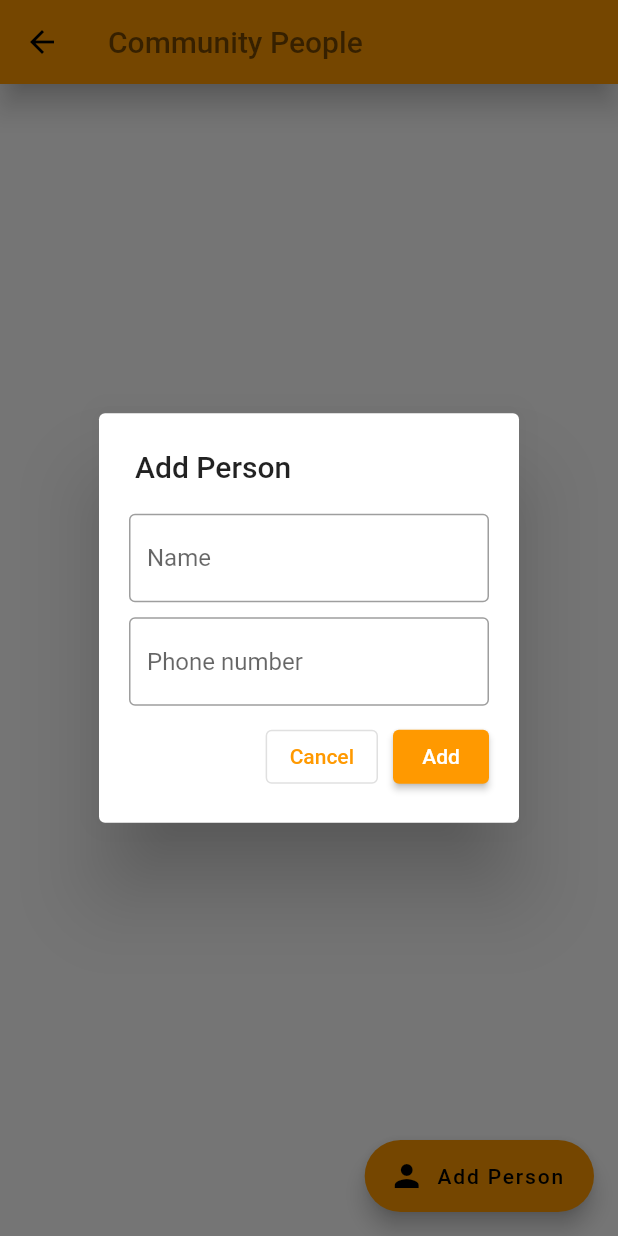
After one commit to SamiUllah-dev/anomaly_detection_system, a Flutter app: the CommunityScreen screen opened by its route, after a tap on "Add Person", on a phone screen of 412 x 824 dp. The commit adds this screen. Run offline on Flutter 3.47's test engine with Material 2 defaults, Android fonts, the phone set to English and light mode, and no system bars; our stand-ins replace font_awesome_flutter, hooks_riverpod, shared_preferences; accounts and stored records are empty.

Commit message:
person add dialog added

```diff
--- a/lib/features/auth/repository/auth_repository.dart
+++ b/lib/features/auth/repository/auth_repository.dart
@@ -66,6 +66,7 @@ class AuthRepository {
             Navigator.of(context).pushNamedAndRemoveUntil(
                 HomeScreen.routeName, (route) => false);
           });
+      print('SIGNED IN');
     } catch (e) {
       rethrow;
     }
--- /dev/null
+++ b/lib/features/community/models/person.dart
@@ -0,0 +1,63 @@
+import 'dart:convert';
+
+class Person {
+  final String id;
+  final String name;
+  final String phoneNumber;
+  Person({
+    required this.id,
+    required this.name,
+    required this.phoneNumber,
+  });
+
+  Person copyWith({
+    String? id,
+    String? name,
+    String? phoneNumber,
+  }) {
+    return Person(
+      id: id ?? this.id,
+      name: name ?? this.name,
+      phoneNumber: phoneNumber ?? this.phoneNumber,
+    );
+  }
+
+  Map<String, dynamic> toMap() {
+    final result = <String, dynamic>{};
+
+    result.addAll({'id': id});
+    result.addAll({'name': name});
+    result.addAll({'phoneNumber': phoneNumber});
+
+    return result;
+  }
+
+  factory Person.fromMap(Map<String, dynamic> map) {
+    return Person(
+      id: map['_id'] ?? '',
+      name: map['name'] ?? '',
+      phoneNumber: map['phoneNumber'] ?? '',
+    );
+  }
+
+  String toJson() => json.encode(toMap());
+
+  factory Person.fromJson(String source) => Person.fromMap(json.decode(source));
+
+  @override
+  String toString() =>
+      'Person(id: $id, name: $name, phoneNumber: $phoneNumber)';
+
+  @override
+  bool operator ==(Object other) {
+    if (identical(this, other)) return true;
+
+    return other is Person &&
+        other.id == id &&
+        other.name == name &&
+        other.phoneNumber == phoneNumber;
+  }
+
+  @override
+  int get hashCode => id.hashCode ^ name.hashCode ^ phoneNumber.hashCode;
+}
--- /dev/null
+++ b/lib/features/community/screens/community_screen.dart
@@ -0,0 +1,109 @@
+import 'package:anomaly_detection_system/constants/global_variables.dart';
+import 'package:anomaly_detection_system/features/community/models/person.dart';
+import 'package:flutter/material.dart';
+import 'package:hooks_riverpod/hooks_riverpod.dart';
+
+class CommunityScreen extends ConsumerWidget {
+  static const routeName = '/community-people';
+  const CommunityScreen({super.key});
+
+  @override
+  Widget build(BuildContext context, WidgetRef ref) {
+    return Scaffold(
+      appBar: AppBar(
+        title: const Text('Community People'),
+      ),
+      floatingActionButton: FloatingActionButton.extended(
+        backgroundColor: GlobalVariables.secondaryColor,
+        onPressed: () => _createOrUpdatePersonDialog(context: context),
+        label: const Text('Add Person'),
+        icon: const Icon(Icons.person),
+      ),
+    );
+  }
+}
+
+Future<Person?> _createOrUpdatePersonDialog(
+    {required BuildContext context, Person? existingPerson}) {
+  final nameController = TextEditingController();
+  final phoneNumberController = TextEditingController();
+  final formKey = GlobalKey<FormState>();
+  nameController.text = existingPerson == null ? '' : existingPerson.name;
+  phoneNumberController.text =
+      existingPerson == null ? '' : existingPerson.phoneNumber;
+  return showDialog<Person?>(
+    context: context,
+    builder: ((context) => SimpleDialog(
+          title: Text(
+            existingPerson != null ? 'Update Person' : 'Add Person',
+          ),
+          contentPadding: const EdgeInsets.all(20),
+          children: [
+            Form(
+              key: formKey,
+              child: Column(
+                mainAxisSize: MainAxisSize.min,
+                children: [
+                  TextFormField(
+                    controller: nameController,
+                    validator: (value) {
+                      if (value!.isEmpty) return 'field required';
+                      return null;
+                    },
+                    decoration: const InputDecoration(
+                        border: OutlineInputBorder(), hintText: 'Name'),
+                  ),
+                  const SizedBox(
+                    height: 10,
+                  ),
+                  TextFormField(
+                    controller: phoneNumberController,
+                    validator: (value) {
+                      if (value!.isEmpty) return 'field required';
+                      return null;
+                    },
+                    decoration: const InputDecoration(
+                        border: OutlineInputBorder(), hintText: 'Phone number'),
+                  ),
+                ],
+              ),
+            ),
+            const SizedBox(
+              height: 10,
+            ),
+            Row(
+              mainAxisAlignment: MainAxisAlignment.end,
+              children: [
+                OutlinedButton(
+                  onPressed: () => Navigator.of(context).pop(),
+                  child: const Text('Cancel'),
+                ),
+                const SizedBox(
+                  width: 10,
+                ),
+                ElevatedButton(
+                  onPressed: () {
+                    if (formKey.currentState!.validate()) {
+                      late Person? newPerson;
+                      if (existingPerson != null) {
+                        newPerson = Person(
+                            id: existingPerson.id,
+                            name: nameController.text,
+                            phoneNumber: phoneNumberController.text);
+                      } else {
+                        newPerson = Person(
+                            id: '',
+                            name: nameController.text,
+                            phoneNumber: phoneNumberController.text);
+                      }
+                      Navigator.of(context).pop(newPerson);
+                    }
+                  },
+                  child: Text(existingPerson == null ? 'Add' : 'Update'),
+                ),
+              ],
+            )
+          ],
+        )),
+  );
+}
--- a/lib/features/home/screens/home_screen.dart
+++ b/lib/features/home/screens/home_screen.dart
@@ -1,5 +1,6 @@
 import 'package:anomaly_detection_system/constants/global_variables.dart';
 import 'package:anomaly_detection_system/features/auth/controller/auth_controller.dart';
+import 'package:anomaly_detection_system/features/community/screens/community_screen.dart';
 import 'package:anomaly_detection_system/features/emergency/screens/emergency_screen.dart';
 import 'package:anomaly_detection_system/providers/user_provider.dart';
 import 'package:flutter/material.dart';
@@ -81,7 +82,8 @@ class _HomeScreenState extends ConsumerState<HomeScreen> {
                 style: ElevatedButton.styleFrom(
                   minimumSize: const Size(double.infinity, 50),
                 ),
-                onPressed: () {},
+                onPressed: () =>
+                    Navigator.of(context).pushNamed(CommunityScreen.routeName),
                 icon: const Icon(FontAwesomeIcons.peopleGroup),
                 label: const Text('Community People'),
               ),
--- a/lib/router.dart
+++ b/lib/router.dart
@@ -1,7 +1,7 @@
 import 'package:anomaly_detection_system/features/auth/screens/auth_screen.dart';
+import 'package:anomaly_detection_system/features/community/screens/community_screen.dart';
 import 'package:anomaly_detection_system/features/emergency/screens/emergency_screen.dart';
 import 'package:anomaly_detection_system/features/home/screens/home_screen.dart';
-import 'package:flutter/cupertino.dart';
 import 'package:flutter/material.dart';
 
 Route<dynamic> onGenerateRoute(RouteSettings settings) {
@@ -24,6 +24,12 @@ Route<dynamic> onGenerateRoute(RouteSettings settings) {
         builder: ((context) => const EmergencyScreen()),
       );
 
+    case CommunityScreen.routeName:
+      return MaterialPageRoute(
+        settings: settings,
+        builder: ((context) => const CommunityScreen()),
+      );
+
     default:
       return MaterialPageRoute(
         builder: ((context) => const Scaffold(
```
